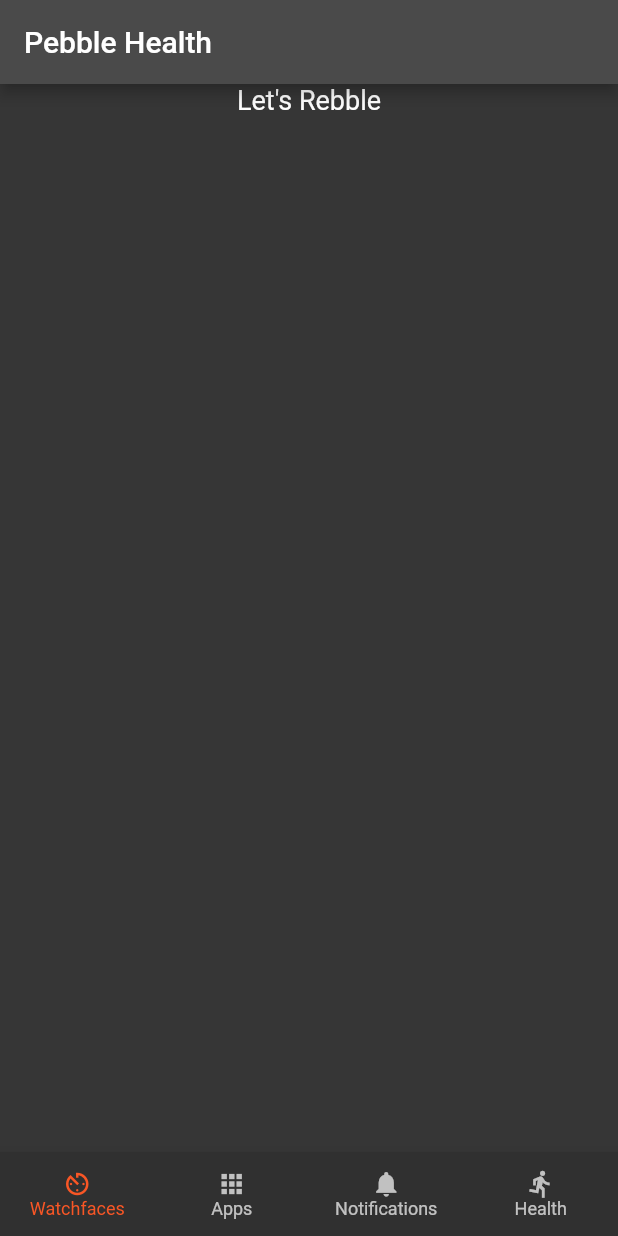
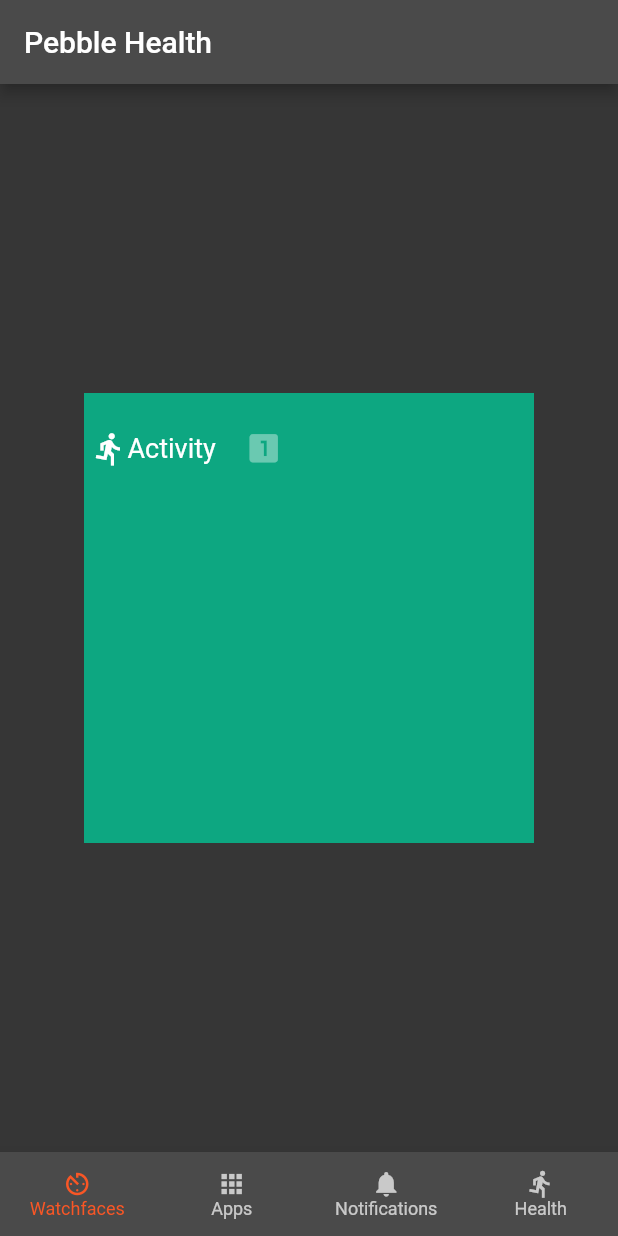
Before and after one commit to pebble-dev/rebble-mobile-old, a Flutter app: the screen it shows after launch, on a phone screen of 412 x 824 dp. Run offline on Flutter 3.47's test engine with Material 2 defaults, Android fonts, the phone set to English and light mode, and no system bars.

Commit message:
added a homepage screen, modified theme to match Pebble's default look, and added the bottomNavBar buttons

```diff
--- a/lib/features/presentation/pages/home_page.dart
+++ b/lib/features/presentation/pages/home_page.dart
@@ -9,14 +9,48 @@ class HomePage extends StatelessWidget {
   @override
   Widget build(BuildContext context) {
     return Scaffold(
-      appBar: AppBar(
-        title: Text(title),
+        appBar: AppBar(
+          title: Text(title),
+        ),
+        bottomNavigationBar: AppBottomNav(),
+        body: Center(
+          child: StepsWidget(),
+        ));
+  }
+}
+
+class StepsWidget extends StatelessWidget {
+  @override
+  Widget build(BuildContext context) {
+    return Container(
+      child: Column(
+        children: <Widget>[
+          Padding(
+            padding: EdgeInsets.all(5.0),
+            child: Row(
+              children: <Widget>[
+                Icon(Icons.directions_run),
+                Text("Activity"),
+                ButtonBar(
+                  children: <Widget>[
+                    IconButton(
+                      iconSize: 25,
+                      icon: Icon(Icons.looks_one),
+                    ),
+                  ],
+                ),
+              ],
+            ),
+          ),
+          Row(),
+          Row(),
+          Row(),
+        ],
       ),
-      bottomNavigationBar: AppBottomNav(),
-      body: Center(
-          child: Column(
-        children: <Widget>[Text("Let's Rebble")],
-      )),
+      color: Theme.of(context).cardColor,
+      width: 300,
+      height: 300,
+      //constraints: BoxConstraints(minWidth: 5, maxWidth: 200),
     );
   }
 }
--- a/lib/features/presentation/themes/theme_factory.dart
+++ b/lib/features/presentation/themes/theme_factory.dart
@@ -23,6 +23,7 @@ class ThemeFactory {
         fontFamily: 'Roboto',
         primaryColor: color2,
         accentColor: color3,
+        cardColor: color4,
         brightness: Brightness.dark,
         scaffoldBackgroundColor: color1,
         bottomAppBarTheme: BottomAppBarTheme(
--- a/lib/features/presentation/widgets/bottom_nav.dart
+++ b/lib/features/presentation/widgets/bottom_nav.dart
@@ -13,6 +13,7 @@ class AppBottomNav extends StatelessWidget {
         BottomNavigationBarItem(
             icon: Icon(Icons.directions_run), title: Text('Health')),
       ],
+      backgroundColor: Theme.of(context).primaryColor,
       type: BottomNavigationBarType.fixed,
       currentIndex: 0,
       iconSize: 20,
```
Also changed, not shown: 3 other files.
